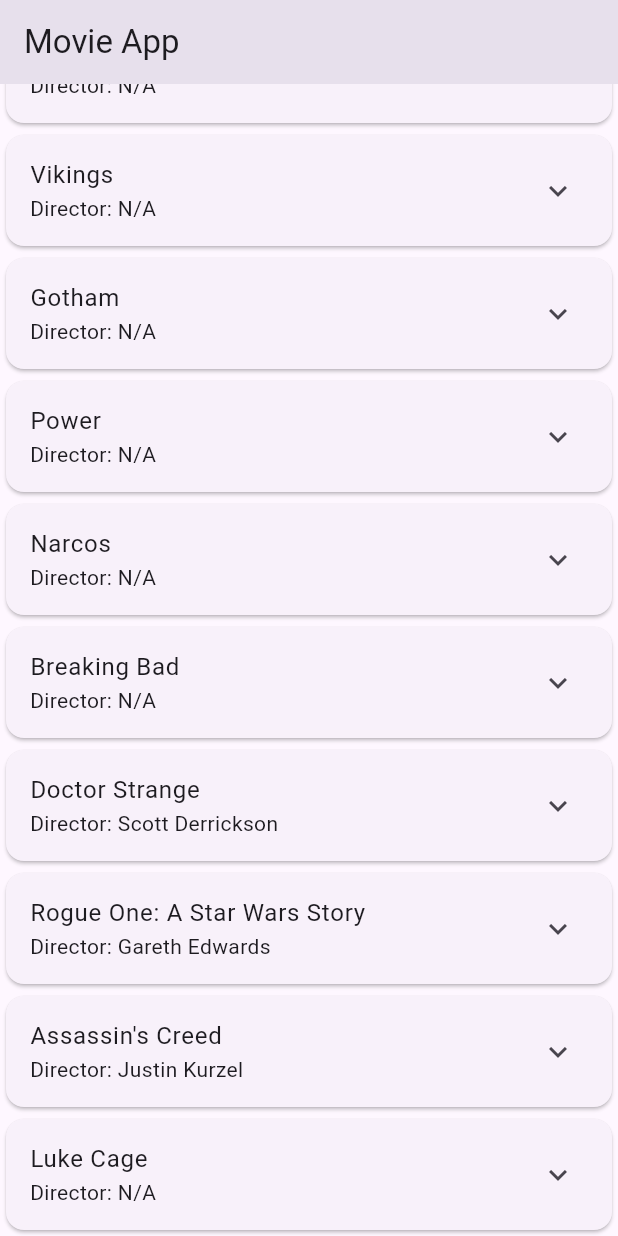
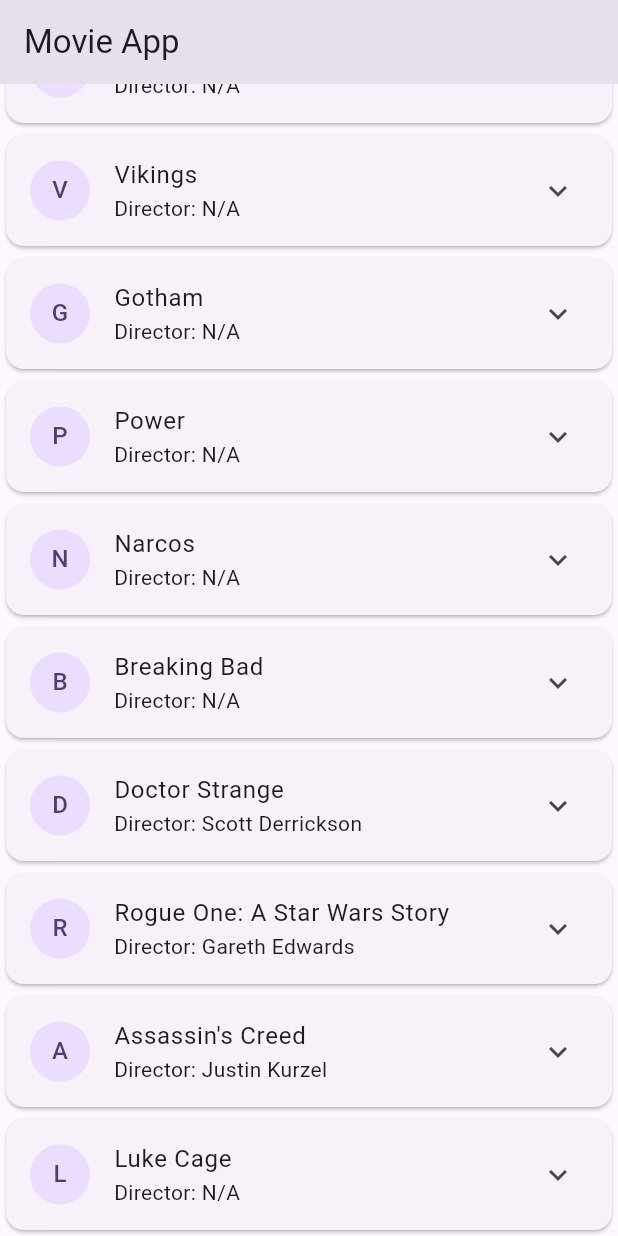
Before and after one commit to SAJalingo/movie_app, a Flutter app: the screen it shows after launch, scrolled down 544 dp, on a phone screen of 412 x 824 dp. Run offline on Flutter 3.47's test engine with Material 3 defaults, Android fonts, the phone set to English and light mode, and no system bars.

Commit message:
customize list item with expansion title

```diff
--- a/lib/main.dart
+++ b/lib/main.dart
@@ -65,6 +65,36 @@ class _HomeState extends State<Home> {
                 subtitle: Text(
                   'Director: ${movie.director}',
                 ),
+                leading: CircleAvatar(
+                  child: Text(movie.title[0]),
+                ),
+                children: [
+                  Container(
+                    alignment: Alignment.center,
+                    padding: EdgeInsets.only(
+                      left: 75,
+                    ),
+                    child: Column(
+                      children: [
+                        RichText(
+                          text: TextSpan(
+                            style:
+                                DefaultTextStyle.of(
+                                  context,
+                                ).style,
+                            children: [
+                              TextSpan(
+                                text: 'Released: ',style: Theme.of(context).textTheme.labelLarge!.copyWith(fontWeight:FontWeight.bold)
+                              ),TextSpan(
+                                text: movie.released,
+                              )
+                            ],
+                          ),
+                        ),
+                      ],
+                    ),
+                  ),
+                ],
               ),
             );
             // return ListTile(
```
